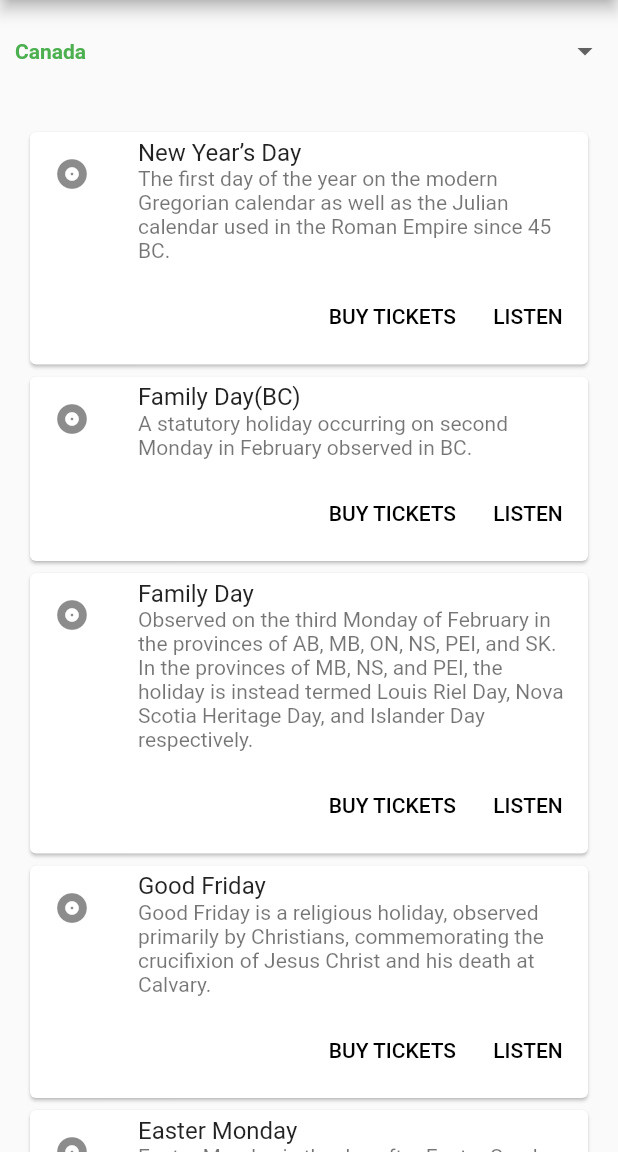
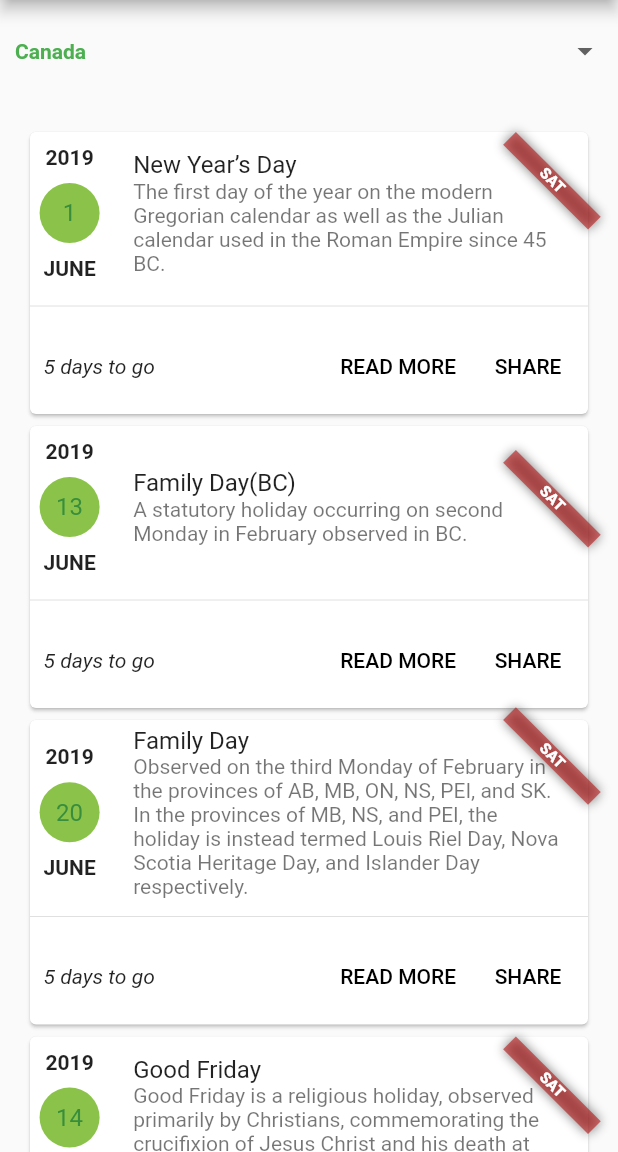
Before and after one commit to jobinbasani/my_next_holiday, a Flutter app: the screen it shows after launch, on a phone screen of 412 x 824 dp, the part 84-1236 px from its top. Run offline on Flutter 3.47's test engine with Material 2 defaults, Android fonts, the light colour scheme and no system bars.

Commit message:
Update layout

```diff
--- a/lib/main.dart
+++ b/lib/main.dart
@@ -61,32 +61,82 @@ class _MyHomePageState extends State<MyHomePage> {
             child: new Column(
               mainAxisSize: MainAxisSize.min,
               children: <Widget>[
-                new ListTile(
-                  leading: const Icon(Icons.album),
+                new Row(
+                  mainAxisSize: MainAxisSize.max,
+                  children: <Widget>[
+                    new Column(
+                      children: <Widget>[
+                        new Container(
+                          padding: const EdgeInsets.all(9.0),
+                          child: new Text(
+                            "2019",
+                            style: new TextStyle(fontWeight: FontWeight.bold),
+                          ),
+                        ),
+                        new CircleAvatar(
+                          backgroundColor: Colors.lightGreen,
+                          child: new Text(holidayDetailsMap[_selectedCountry]
+                              .elementAt(index)
+                              .holidayDate
+                              .day
+                              .toString()),
+                        ),
+                        new Container(
+                          padding: const EdgeInsets.all(9.0),
+                          child: new Text("JUNE",
+                              style:
+                                  new TextStyle(fontWeight: FontWeight.bold)),
+                        )
+                      ],
+                    ),
+                    new Expanded(
+                      child: new Banner(
+                        message: "SAT",
+                        location: BannerLocation.topEnd,
+                        child: new ListTile(
                           title: new Text(holidayDetailsMap[_selectedCountry]
                               .elementAt(index)
                               .holidayName),
-                  subtitle: new Text(
-                      holidayDetailsMap[_selectedCountry].elementAt(index).holidayDetails),
+                          subtitle: new Text(holidayDetailsMap[_selectedCountry]
+                              .elementAt(index)
+                              .holidayDetails),
                         ),
-                new ButtonTheme.bar(
+                      ),
+                    ),
+                  ],
+                ),
+                new Divider(),
+                new Row(
+                  children: <Widget>[
+                    new Container(
+                      padding: const EdgeInsets.all(9.0),
+                      child: new Text("5 days to go",
+                          style: new TextStyle(fontStyle: FontStyle.italic)),
+                    ),
+                    new Expanded(
+                        child: new Align(
+                      alignment: Alignment.centerRight,
+                      child: new ButtonTheme.bar(
                         // make buttons use the appropriate styles for cards
                         child: new ButtonBar(
                           children: <Widget>[
                             new FlatButton(
-                        child: const Text('BUY TICKETS'),
+                              child: const Text('READ MORE'),
                               onPressed: () {
                                 /* ... */
                               },
                             ),
                             new FlatButton(
-                        child: const Text('LISTEN'),
+                              child: const Text('SHARE'),
                               onPressed: () {
                                 /* ... */
                               },
                             ),
                           ],
                         ),
+                      ),
+                    ))
+                  ],
                 ),
               ],
             ),
```
Lines whose indentation alone changed are shown as unchanged.
